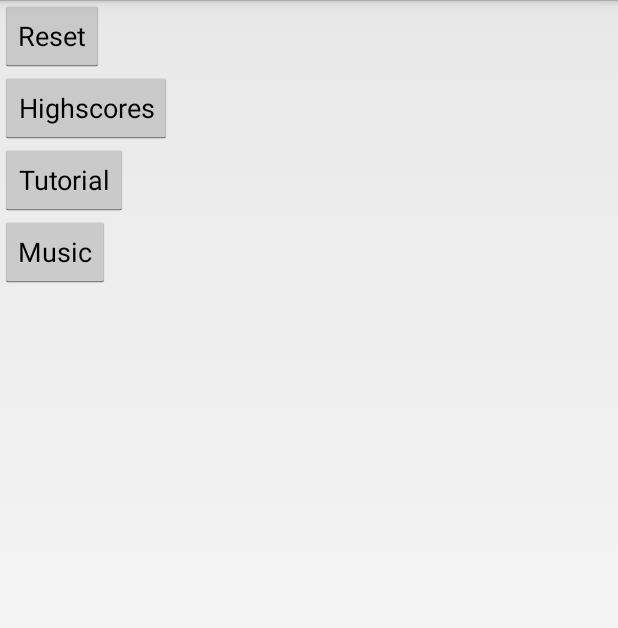
After one commit to dhaven/GameOfShapes, an Android app: the layout activity_options.xml on its own in the app's theme, with its tools: preview values and no code run, on a phone screen of 412 x 824 dp. The commit adds this screen. Shown: the top 628 px of the screen. Run offline under Robolectric (Android 15) with nearby library versions, the phone set to English and light mode, and no system bars.

Commit message:
options activity

```diff
--- /dev/null
+++ b/app/src/main/res/layout/activity_options.xml
@@ -0,0 +1,31 @@
+<LinearLayout xmlns:android="http://schemas.android.com/apk/res/android"
+    xmlns:tools="http://schemas.android.com/tools" android:layout_width="match_parent"
+    android:layout_height="match_parent"
+    tools:context="com.david.gameofshapes.Activities.OptionsActivity"
+    android:orientation="vertical">
+
+    <Button
+        android:layout_width="wrap_content"
+        android:layout_height="wrap_content"
+        android:text="Reset"
+        android:onClick="resetGame"/>
+
+    <Button
+        android:layout_width="wrap_content"
+        android:layout_height="wrap_content"
+        android:text="Highscores"
+        android:onClick="showScores"/>
+
+    <Button
+        android:layout_width="wrap_content"
+        android:layout_height="wrap_content"
+        android:text="Tutorial"
+        android:onClick="showTutorial"/>
+
+    <Button
+        android:layout_width="wrap_content"
+        android:layout_height="wrap_content"
+        android:text="Music"
+        android:onClick="chooseMusic"/>
+
+</LinearLayout>
--- a/app/src/main/res/values/strings.xml
+++ b/app/src/main/res/values/strings.xml
@@ -12,5 +12,6 @@
     <string name="tuto_message_2">The main concept is that shapes shift in a cycle. This shifting occurs when you touch a shape.</string>
     <string name="tuto_message_3">Another important aspect is that when you touch a shape all adjacent shapes will also shift according to the cycle.</string>
     <string name="tuto_message_4">Try solving this puzzle by shifting shapes until their all become pentagones.</string>
+    <string name="title_activity_options">Options</string>
 
 </resources>
```
Also changed, not shown: app/src/main/AndroidManifest.xml (+10 -3 lines), app/src/main/java/com/david/gameofshapes/Activities/MenuActivity.java (+5 -5 lines), app/src/main/java/com/david/gameofshapes/Activities/OptionsActivity.java (added, +58 -0 lines), app/src/main/res/layout/menulayout.xml (+10 -10 lines), app/src/main/res/menu/menu_options.xml (added, +7 -0 lines), app/src/main/res/drawable-xxhdpi/settings.png (added), 2 other files.
